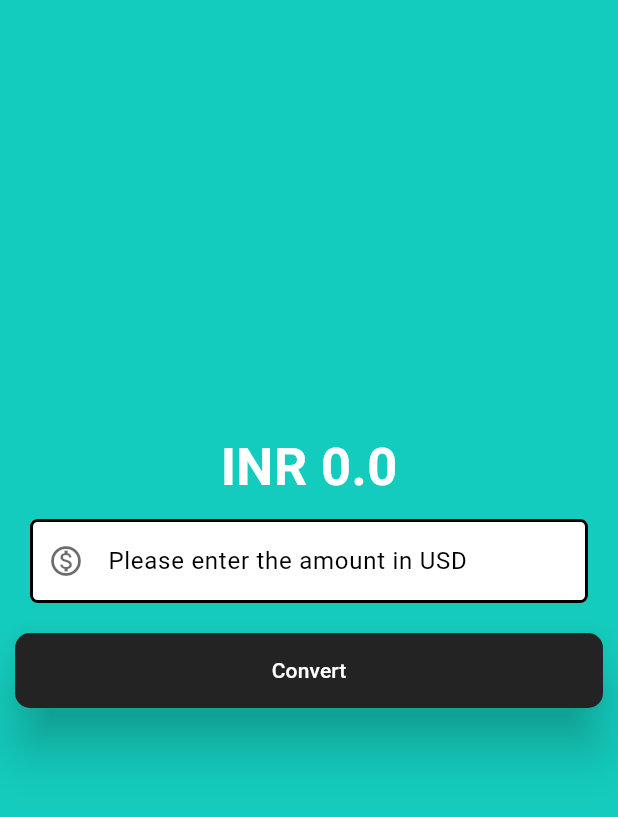
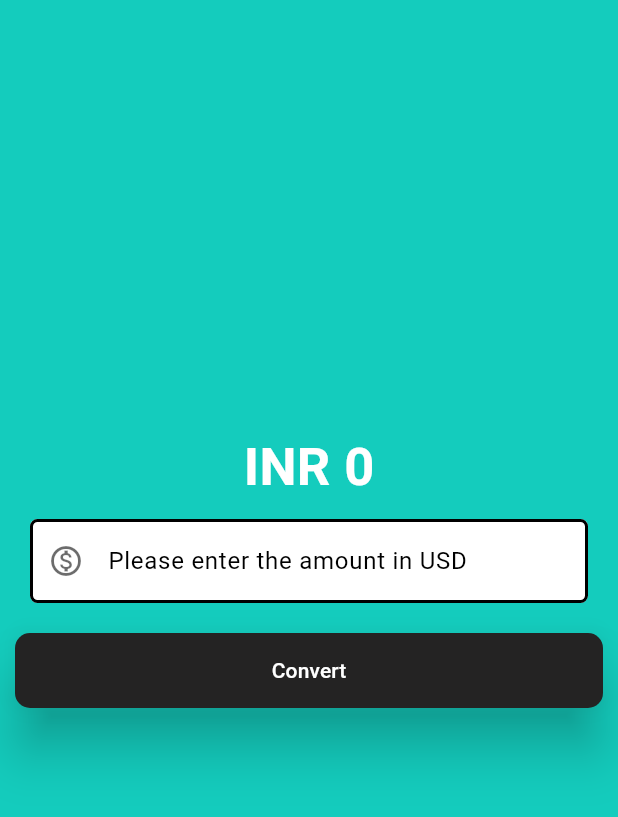
Before and after one commit to yugalgaur174/Currency_Converter_MaterialApp, a Flutter app: the screen it shows after launch, after a tap on "Convert", on a phone screen of 412 x 824 dp, the part 84-901 px from its top. Run offline on Flutter 3.47's test engine with Material 3 defaults, Android fonts, the phone set to English and light mode, and no system bars.

Commit message:
material_app done

```diff
--- a/lib/currency_converter_material_page.dart
+++ b/lib/currency_converter_material_page.dart
@@ -17,6 +17,13 @@ class _CurrencyConverterMaterialPageState extends State<CurrencyConverterMateria
   double result=0;
 
   final TextEditingController textEditingController= TextEditingController();
+
+  void convert(){
+    setState(() {
+                result=double.parse(textEditingController.text)*81;
+
+                });
+  }
   @override
   Widget build(BuildContext context){
     // return const Scaffold();
@@ -55,7 +62,7 @@ class _CurrencyConverterMaterialPageState extends State<CurrencyConverterMateria
               // child: const Text(
               Text(
 
-                'INR ${result.toString()}',
+                'INR ${result!=0?result.toStringAsFixed(3): result.toStringAsFixed(0)}',
                 style: const TextStyle(
                   fontSize: 35,
                   fontWeight: FontWeight.bold,
@@ -120,7 +127,7 @@ class _CurrencyConverterMaterialPageState extends State<CurrencyConverterMateria
             //appears like a text button
             Padding(
               padding: const EdgeInsets.all(10.0),
-              child: ElevatedButton(onPressed: (){
+              child: ElevatedButton(onPressed: convert,
                 //three modes: debug, release, profile
                 // if(kDebugMode){
                 //   print("Button is Pressed");
@@ -131,11 +138,12 @@ class _CurrencyConverterMaterialPageState extends State<CurrencyConverterMateria
                 // build(context);
                 // result=double.parse(textEditingController.text)*81;   can be inside setstate or out of set state but setstate is necessary
 
-                setState(() {
-                result=double.parse(textEditingController.text)*81;
+                // setState(() {
+                // result=double.parse(textEditingController.text)*81;
 
-                });
-              },
+                // });
+
+
               style: ElevatedButton.styleFrom(
                 elevation: (15),
                 backgroundColor:(Color.fromARGB(255, 36, 35, 35)),
```
